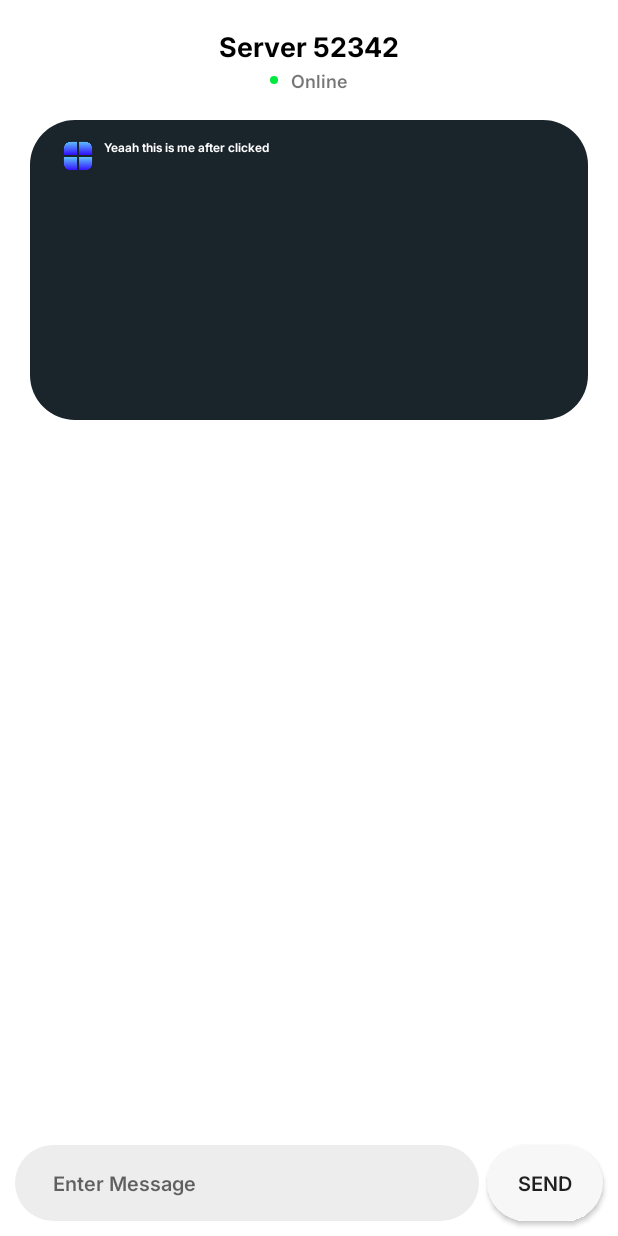
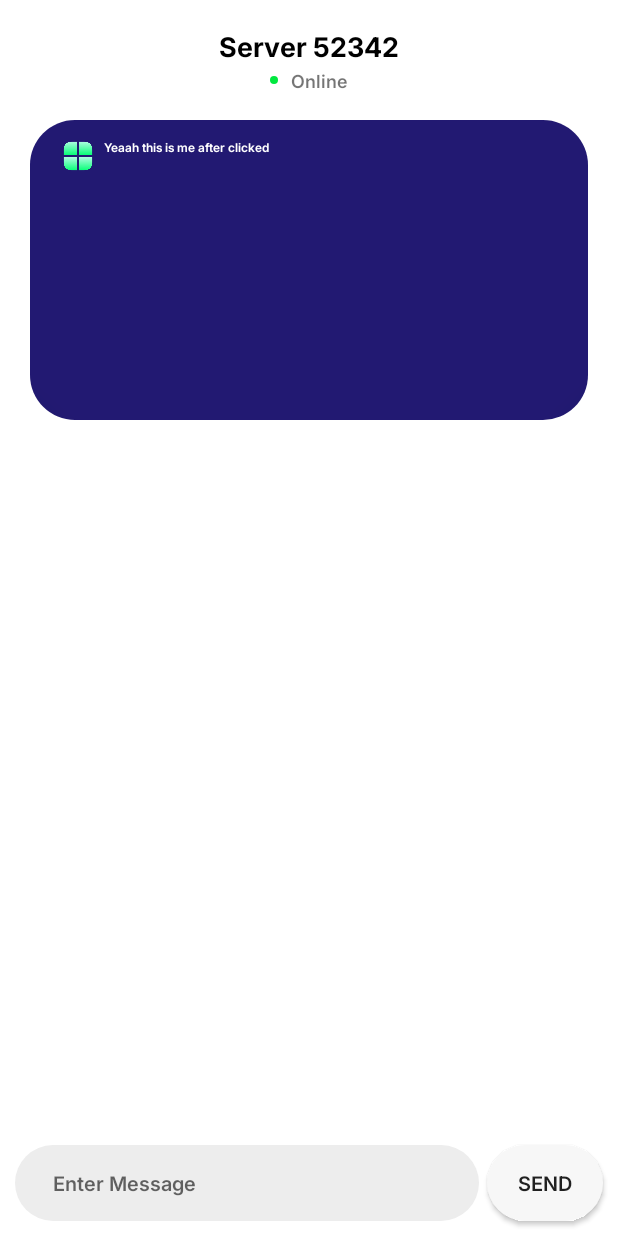
Before and after one commit to Yuslash/poll-app, an Android app built with Jetpack Compose: the screen it shows after launch (ChatRoomActivity), after a tap on "Open A Poll", on a phone screen of 412 x 824 dp. Run offline under Robolectric (Android 15) with nearby library versions, the phone set to English and light mode, and no system bars; libraries missing offline, so code that uses them is left out: io.socket.client; 4 statements that could not run were skipped.

Commit message:
changed background of poll button

```diff
--- /dev/null
+++ b/app/src/main/res/drawable/radial_background.xml
@@ -0,0 +1,17 @@
+<?xml version="1.0" encoding="utf-8"?>
+<layer-list xmlns:android="http://schemas.android.com/apk/res/android">
+<item>
+    <shape android:shape="rectangle">
+        <gradient
+            android:type="radial"
+            android:gradientRadius="500dp"
+            android:centerX="50%"
+            android:centerY="0%"
+            android:startColor="#221972"
+            android:endColor="#0E1A44"
+            android:centerColor="#221972"
+            android:useLevel="false" />
+        <corners android:radius="30dp" />
+    </shape>
+</item>
+</layer-list>
--- a/app/src/main/res/layout/chat_room.xml
+++ b/app/src/main/res/layout/chat_room.xml
@@ -74,7 +74,7 @@
            android:id="@+id/absoulteContainer"
            android:layout_width="wrap_content"
            android:layout_height="wrap_content"
-           android:background="@drawable/poll_background"
+           android:background="@drawable/radial_background"
            android:orientation="horizontal"
            android:paddingHorizontal="20dp"
            android:gravity="center"
@@ -85,7 +85,7 @@
                android:id="@+id/pollimage"
                android:layout_width="24dp"
                android:layout_height="24dp"
-               android:src="@drawable/poll"
+               android:src="@drawable/poll_icon"
                android:scaleType="centerCrop"
                android:layout_marginEnd="5dp"
                />
```
Also changed, not shown: app/src/main/res/drawable/pollbody_bg.xml (added, +51 -0 lines), app/src/main/res/drawable/poll_icon.png (added).
